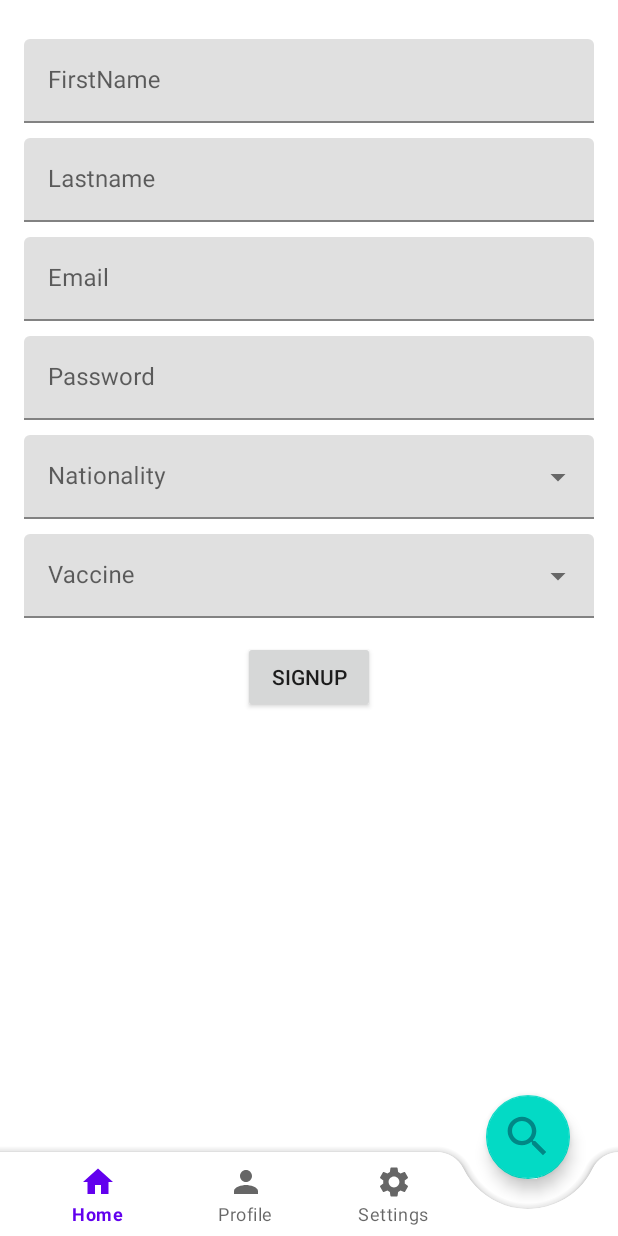
After one commit to OmarKhachidze/Travel-19, an Android app: the RegisterFragment screen opened through its navigation route, on a phone screen of 412 x 824 dp. The commit adds this screen. Run offline under Robolectric (Android 15) with nearby library versions, the phone set to English and light mode, and no system bars; our stand-ins replace Dagger/Hilt's generated code, navigation-ui.

Commit message:
feat: add register functionality

```diff
--- a/app/src/main/AndroidManifest.xml
+++ b/app/src/main/AndroidManifest.xml
@@ -3,11 +3,12 @@
     package="ge.bootcamp.travel19">
 
     <uses-permission android:name="android.permission.INTERNET" />
-
+    <uses-permission android:name="android.permission.ACCESS_NETWORK_STATE" />
     <application
         android:name=".App"
         android:allowBackup="true"
         android:icon="@mipmap/ic_launcher"
+        android:usesCleartextTraffic="true"
         android:label="@string/app_name"
         android:roundIcon="@mipmap/ic_launcher_round"
         android:supportsRtl="true"
--- a/app/src/main/java/ge/bootcamp/travel19/data/remote/LogInService.kt
+++ b/app/src/main/java/ge/bootcamp/travel19/data/remote/LogInService.kt
@@ -2,6 +2,9 @@ package ge.bootcamp.travel19.data.remote
 
 import ge.bootcamp.travel19.model.logIn.LogInResponse
 import ge.bootcamp.travel19.model.logIn.LoginRequest
+import ge.bootcamp.travel19.model.nationality.Nationalities
+import ge.bootcamp.travel19.model.singup.SignUpResponse
+import ge.bootcamp.travel19.model.singup.UserInfo
 import ge.bootcamp.travel19.model.vaccines.Vaccines
 import retrofit2.Response
 import retrofit2.http.Body
@@ -16,12 +19,13 @@ interface LogInService {
         @Header("Content-Range") contentRange: String?
     ): Response<LoginRequest>
 
+}
 
-    @POST("login")
-    suspend fun pushPost(
-        @Body request: LoginRequest
-    ): Response<LogInResponse>
-
+interface SignUpService {
+    @POST("http://covid-restrictions-api.noxtton.com/v1/signup")
+    suspend fun singUp(
+        @Body request: UserInfo
+    ): Response<SignUpResponse>
 }
 
 interface VaccineService {
@@ -29,3 +33,9 @@ interface VaccineService {
     suspend fun getVaccine(
     ): Response<Vaccines>
 }
+
+interface NationalityService {
+    @GET("http://covid-restrictions-api.noxtton.com/v1/nationality")
+    suspend fun getNationalities(
+    ): Response<Nationalities>
+}
--- /dev/null
+++ b/app/src/main/java/ge/bootcamp/travel19/data/remote/NationalitiesDataSource.kt
@@ -0,0 +1,7 @@
+package ge.bootcamp.travel19.data.remote
+
+import javax.inject.Inject
+
+class NationalitiesDataSource @Inject constructor(private val api: NationalityService){
+    suspend fun getNationalities() = api.getNationalities()
+}
--- /dev/null
+++ b/app/src/main/java/ge/bootcamp/travel19/data/remote/SingUpDataSource.kt
@@ -0,0 +1,8 @@
+package ge.bootcamp.travel19.data.remote
+
+import ge.bootcamp.travel19.model.singup.UserInfo
+import javax.inject.Inject
+
+class SingUpDataSource @Inject constructor(private val api: SignUpService){
+    suspend fun postUserInfo(userInfo: UserInfo) = api.singUp(userInfo)
+}
--- a/app/src/main/java/ge/bootcamp/travel19/data/repository/RestrictionsRepository.kt
+++ b/app/src/main/java/ge/bootcamp/travel19/data/repository/RestrictionsRepository.kt
@@ -1,8 +1,13 @@
 package ge.bootcamp.travel19.data.repository
 
 import android.util.Log
+import ge.bootcamp.travel19.data.remote.NationalitiesDataSource
 import ge.bootcamp.travel19.data.remote.RestrictionsDataSource
+import ge.bootcamp.travel19.data.remote.SingUpDataSource
+import ge.bootcamp.travel19.model.nationality.Nationalities
 import ge.bootcamp.travel19.model.restrictions.CovidRestrictions
+import ge.bootcamp.travel19.model.singup.SignUpResponse
+import ge.bootcamp.travel19.model.singup.UserInfo
 import ge.bootcamp.travel19.model.vaccines.Vaccines
 import ge.bootcamp.travel19.utils.Resource
 import kotlinx.coroutines.Dispatchers
@@ -13,7 +18,9 @@ import retrofit2.Response
 import javax.inject.Inject
 
 class RestrictionsRepository @Inject constructor(private val dataSource: RestrictionsDataSource,
-                                private val apiVaccines: VaccineDataSource
+                                private val apiVaccines: VaccineDataSource,
+                                                 private val apiNationality: NationalitiesDataSource,
+                                                 private val apiSingUp: SingUpDataSource
 ) {
     fun getCovidRestrictions(countryCode: String): Flow<Resource<CovidRestrictions>> {
         return flow {
@@ -24,6 +31,18 @@ class RestrictionsRepository @Inject constructor(private val dataSource: Restric
     fun getVaccines(): Flow<Resource<Vaccines>> {
         return flow {
             emit(handleResponse { apiVaccines.getVaccines() })
+        }.flowOn(Dispatchers.IO)
+    }
+
+    fun getNationalities(): Flow<Resource<Nationalities>> {
+        return flow {
+            emit(handleResponse { apiNationality.getNationalities() })
+        }.flowOn(Dispatchers.IO)
+    }
+
+    fun postUserInfo(userInfo: UserInfo): Flow<Resource<SignUpResponse>> {
+        return flow {
+            emit(handleResponse { apiSingUp.postUserInfo(userInfo) })
         }.flowOn(Dispatchers.IO)
     }
 }
@@ -42,6 +61,7 @@ suspend fun <M> handleResponse(
             Resource.Error(result.message())
         }
     } catch (e: Throwable) {
+        Log.i("onOtherErr", e.message.toString())
         Resource.Error("Something went wrong!", null)
     }
 }
--- /dev/null
+++ b/app/src/main/java/ge/bootcamp/travel19/model/RegisterFragment.kt
@@ -0,0 +1,155 @@
+package ge.bootcamp.travel19.model
+
+import android.os.Bundle
+import android.util.Log
+import androidx.fragment.app.Fragment
+import android.view.LayoutInflater
+import android.view.View
+import android.view.ViewGroup
+import android.widget.ArrayAdapter
+import android.widget.AutoCompleteTextView
+import android.widget.Toast
+import androidx.fragment.app.activityViewModels
+import androidx.lifecycle.lifecycleScope
+import ge.bootcamp.travel19.R
+import ge.bootcamp.travel19.databinding.FragmentRegisterBinding
+import ge.bootcamp.travel19.model.logIn.Data
+import ge.bootcamp.travel19.model.singup.UserInfo
+import ge.bootcamp.travel19.ui.fragments.BaseFragment
+import ge.bootcamp.travel19.ui.fragments.register.LogInViewModel
+import ge.bootcamp.travel19.utils.Resource
+import kotlinx.coroutines.flow.collect
+
+class RegisterFragment : BaseFragment<FragmentRegisterBinding>(FragmentRegisterBinding::inflate) {
+
+    private val viewModel: LogInViewModel by activityViewModels()
+
+    private val item: MutableList<String> = mutableListOf()
+    private val nationalities: MutableList<String> = mutableListOf()
+    private lateinit var userInfo: UserInfo
+
+    override fun start() {
+        viewLifecycleOwner.lifecycleScope.launchWhenStarted {
+            fetchVaccine()
+            fetchNationalities()
+        }
+        listeners()
+        val items = listOf("Option 1", "Option 2", "Option 3", "Option 4")
+        val adapter = ArrayAdapter(requireContext(), R.layout.list_item, item)
+        (binding.tiVaccines.editText as? AutoCompleteTextView)?.setAdapter(adapter)
+
+        val nationalitiesAdapter = ArrayAdapter(requireContext(), R.layout.list_item, nationalities)
+        (binding.tiNationality.editText as? AutoCompleteTextView)?.setAdapter(nationalitiesAdapter)
+    }
+
+    private fun listeners() {
+        binding.signUp.setOnClickListener {
+            saveUserData()
+            viewLifecycleOwner.lifecycleScope.launchWhenStarted {
+                postUserInfo()
+            }
+            Toast.makeText(requireContext(), "$userInfo", Toast.LENGTH_SHORT).show()
+        }
+    }
+
+    private fun saveUserData() {
+        binding.eFirstName.text
+        binding.eLastName.text
+        binding.eEmail.text
+        binding.ePassword.text
+        binding.eNationalities.text
+        binding.eVaccines.text
+
+        userInfo = UserInfo(binding.eEmail.text.toString(), binding.ePassword.text.toString(),
+                            Data(binding.eVaccines.text.toString(), binding.eNationalities.text.toString())
+        )
+
+    }
+    private suspend fun fetchVaccine() {
+        Log.i("fetch", "vaccines")
+        lifecycleScope.launchWhenStarted {
+            viewModel.data().collect { state ->
+                when (state) {
+                    is Resource.Success -> {
+                        Log.d("state", "Success")
+//                        handleUiVisibility(false)
+//                        userAdapter.submitList(state.data)
+                        Log.d("data", state.data!!.toString())
+                        item.addAll(state.data.vaccines)
+                    }
+
+                    is Resource.Error -> {
+                        Log.d("state", "Error")
+                        //                       state.message?.let { onError(it) }
+                    }
+
+                    is Resource.Loading -> {
+                        Log.d("state", "Loading")
+//                        handleUiVisibility(true)
+                    }
+                }
+
+            }
+        }
+
+    }
+
+    private suspend fun fetchNationalities() {
+        Log.i("fetch", "nationality")
+        lifecycleScope.launchWhenStarted {
+            viewModel.nationalities().collect { state ->
+                when (state) {
+                    is Resource.Success -> {
+                        Log.d("state", "Success")
+//                        handleUiVisibility(false)
+//                        userAdapter.submitList(state.data)
+                        Log.d("data", state.data!!.toString())
+                        nationalities.addAll(state.data.nacionalities)
+                    }
+
+                    is Resource.Error -> {
+                        Log.d("state", "Error")
+                        //                       state.message?.let { onError(it) }
+                    }
+
+                    is Resource.Loading -> {
+                        Log.d("state", "Loading")
+//                        handleUiVisibility(true)
+                    }
+                }
+
+            }
+        }
+
+    }
+
+    private suspend fun postUserInfo() {
+        Log.i("fetch", "nationality")
+        lifecycleScope.launchWhenStarted {
+            viewModel.postUser(userInfo).collect { state ->
+                when (state) {
+                    is Resource.Success -> {
+                        Log.d("state", "Success")
+//                        handleUiVisibility(false)
+//                        userAdapter.submitList(state.data)
+                        Log.d("data", state.data!!.toString())
+
+                    }
+
+                    is Resource.Error -> {
+                        Log.d("state", "Error")
+                        //                       state.message?.let { onError(it) }
+                    }
+
+                    is Resource.Loading -> {
+                        Log.d("state", "Loading")
+//                        handleUiVisibility(true)
+                    }
+                }
+
+            }
+        }
+
+    }
+
+}
--- a/app/src/main/java/ge/bootcamp/travel19/model/logIn/Data.kt
+++ b/app/src/main/java/ge/bootcamp/travel19/model/logIn/Data.kt
@@ -7,5 +7,6 @@ import com.squareup.moshi.JsonClass
 @JsonClass(generateAdapter = true)
 data class Data(
     @Json(name = "vaccine")
-    val vaccine: String?
+    val vaccine: String?,
+    val nationalities: String?
 )
--- /dev/null
+++ b/app/src/main/java/ge/bootcamp/travel19/model/singup/UserInfo.kt
@@ -0,0 +1,6 @@
+package ge.bootcamp.travel19.model.singup
+
+import ge.bootcamp.travel19.model.logIn.Data
+
+data class UserInfo(val email: String, val password: String, val data: Data) {
+}
--- a/app/src/main/java/ge/bootcamp/travel19/ui/fragments/register/LogInViewModel.kt
+++ b/app/src/main/java/ge/bootcamp/travel19/ui/fragments/register/LogInViewModel.kt
@@ -4,6 +4,7 @@ import androidx.lifecycle.ViewModel
 import androidx.lifecycle.viewModelScope
 import dagger.hilt.android.lifecycle.HiltViewModel
 import ge.bootcamp.travel19.data.repository.RestrictionsRepository
+import ge.bootcamp.travel19.model.singup.UserInfo
 import kotlinx.coroutines.flow.SharingStarted
 import kotlinx.coroutines.flow.shareIn
 import javax.inject.Inject
@@ -13,4 +14,10 @@ class LogInViewModel @Inject constructor(private val repository: RestrictionsRep
 
     fun data() = repository.getVaccines()
         .shareIn(viewModelScope, SharingStarted.WhileSubscribed())
+
+    fun nationalities() = repository.getNationalities()
+        .shareIn(viewModelScope, SharingStarted.WhileSubscribed())
+
+    fun postUser(userInfo: UserInfo) = repository.postUserInfo(userInfo)
+        .shareIn(viewModelScope, SharingStarted.WhileSubscribed())
 }
--- /dev/null
+++ b/app/src/main/res/layout/fragment_register.xml
@@ -0,0 +1,116 @@
+<?xml version="1.0" encoding="utf-8"?>
+<androidx.constraintlayout.widget.ConstraintLayout xmlns:android="http://schemas.android.com/apk/res/android"
+    xmlns:tools="http://schemas.android.com/tools"
+    android:layout_width="match_parent"
+    android:layout_height="match_parent"
+    android:layout_margin="16dp"
+    xmlns:app="http://schemas.android.com/apk/res-auto"
+    tools:context=".model.RegisterFragment">
+
+    <com.google.android.material.textfield.TextInputLayout
+        android:id="@+id/tiFirstName"
+        android:layout_width="match_parent"
+        android:layout_height="wrap_content"
+        app:layout_constraintTop_toTopOf="parent"
+        app:layout_constraintStart_toStartOf="parent"
+        android:layout_marginTop="10dp"
+        android:hint="@string/firstName" >
+
+        <com.google.android.material.textfield.TextInputEditText
+            android:id="@+id/eFirstName"
+            android:layout_width="match_parent"
+            android:layout_height="match_parent"/>
+    </com.google.android.material.textfield.TextInputLayout>
+
+    <com.google.android.material.textfield.TextInputLayout
+        android:id="@+id/tiLastName"
+        android:layout_width="match_parent"
+        android:layout_height="wrap_content"
+        android:layout_marginTop="10dp"
+        app:layout_constraintTop_toBottomOf="@+id/tiFirstName"
+        app:layout_constraintStart_toStartOf="parent"
+        android:hint="@string/lastName" >
+
+        <com.google.android.material.textfield.TextInputEditText
+            android:id="@+id/eLastName"
+            android:layout_width="match_parent"
+            android:layout_height="match_parent"/>
+    </com.google.android.material.textfield.TextInputLayout>
+
+    <com.google.android.material.textfield.TextInputLayout
+        android:id="@+id/tiEmail"
+        android:layout_width="match_parent"
+        android:layout_height="wrap_content"
+        android:layout_marginTop="10dp"
+        app:layout_constraintTop_toBottomOf="@+id/tiLastName"
+        app:layout_constraintStart_toStartOf="parent"
+        android:hint="@string/email" >
+
+        <com.google.android.material.textfield.TextInputEditText
+            android:id="@+id/eEmail"
+            android:layout_width="match_parent"
+            android:layout_height="match_parent"/>
+    </com.google.android.material.textfield.TextInputLayout>
+
+    <com.google.android.material.textfield.TextInputLayout
+        android:id="@+id/tiPassword"
+        android:layout_width="match_parent"
+        android:layout_height="wrap_content"
+        android:layout_marginTop="10dp"
+        app:layout_constraintTop_toBottomOf="@+id/tiEmail"
+        app:layout_constraintStart_toStartOf="parent"
+        android:hint="@string/password" >
+
+        <com.google.android.material.textfield.TextInputEditText
+            android:id="@+id/ePassword"
+            android:layout_width="match_parent"
+            android:layout_height="match_parent"/>
+    </com.google.android.material.textfield.TextInputLayout>
+
+    <com.google.android.material.textfield.TextInputLayout
+        android:id="@+id/tiNationality"
+        style="@style/Widget.MaterialComponents.TextInputLayout.FilledBox.ExposedDropdownMenu"
+        android:layout_width="match_parent"
+        android:layout_height="wrap_content"
+        android:layout_marginTop="10dp"
+        app:layout_constraintTop_toBottomOf="@+id/tiPassword"
+        app:layout_constraintStart_toStartOf="parent"
+        android:hint="@string/nationality">
+
+        <AutoCompleteTextView
+            android:id="@+id/eNationalities"
+            android:layout_width="match_parent"
+            android:layout_height="wrap_content"
+            android:inputType="none"
+            />
+    </com.google.android.material.textfield.TextInputLayout>
+
+    <com.google.android.material.textfield.TextInputLayout
+        android:id="@+id/tiVaccines"
+        style="@style/Widget.MaterialComponents.TextInputLayout.FilledBox.ExposedDropdownMenu"
+        android:layout_width="match_parent"
+        android:layout_height="wrap_content"
+        android:layout_marginTop="10dp"
+        app:layout_constraintTop_toBottomOf="@+id/tiNationality"
+        app:layout_constraintStart_toStartOf="parent"
+        android:hint="@string/vaccine">
+
+        <AutoCompleteTextView
+            android:id="@+id/eVaccines"
+            android:layout_width="match_parent"
+            android:layout_height="wrap_content"
+            android:inputType="none"
+            />
+    </com.google.android.material.textfield.TextInputLayout>
+
+    <androidx.appcompat.widget.AppCompatButton
+        android:id="@+id/signUp"
+        android:layout_width="wrap_content"
+        android:layout_height="wrap_content"
+        android:text="SignUp"
+        android:layout_marginTop="15dp"
+        app:layout_constraintTop_toBottomOf="@+id/tiVaccines"
+        app:layout_constraintStart_toStartOf="parent"
+        app:layout_constraintEnd_toEndOf="parent"/>
+
+</androidx.constraintlayout.widget.ConstraintLayout>
--- a/app/src/main/res/navigation/nav_graph.xml
+++ b/app/src/main/res/navigation/nav_graph.xml
@@ -41,5 +41,14 @@
         android:id="@+id/logInFragment"
         android:name="ge.bootcamp.travel19.ui.fragments.register.LogInFragment"
         android:label="fragment_log_in"
-        tools:layout="@layout/fragment_log_in" />
+        tools:layout="@layout/fragment_log_in" >
+        <action
+            android:id="@+id/action_logInFragment_to_registerFragment"
+            app:destination="@id/registerFragment" />
+    </fragment>
+    <fragment
+        android:id="@+id/registerFragment"
+        android:name="ge.bootcamp.travel19.model.RegisterFragment"
+        android:label="fragment_register"
+        tools:layout="@layout/fragment_register" />
 </navigation>
--- a/app/src/main/res/values/strings.xml
+++ b/app/src/main/res/values/strings.xml
@@ -12,4 +12,8 @@
     <string name="email">Email</string>
     <string name="password">Password</string>
     <string name="register">Register</string>
+    <string name="vaccine">Vaccine</string>
+    <string name="firstName">FirstName</string>
+    <string name="lastName">Lastname</string>
+    <string name="nationality">Nationality</string>
 </resources>
```
Also changed, not shown: app/src/main/java/ge/bootcamp/travel19/di/NetworkModule.kt (+14 -9 lines), app/src/main/java/ge/bootcamp/travel19/model/nationality/Nationalities.kt (added, +9 -0 lines), app/src/main/java/ge/bootcamp/travel19/model/singup/SignUpResponse.kt (added, +10 -0 lines), app/src/main/java/ge/bootcamp/travel19/ui/fragments/register/LogInFragment.kt (+4 -28 lines), app/src/main/res/layout/list_item.xml (added, +12 -0 lines).
